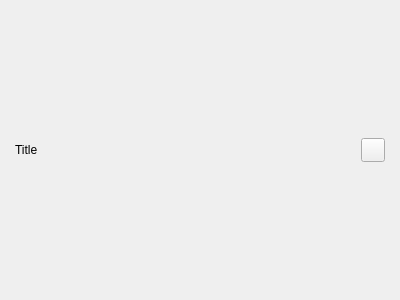
RxLaboratory/DuME, file src/UI/Blocks/uiblockwidget.ui: the form before one commit.
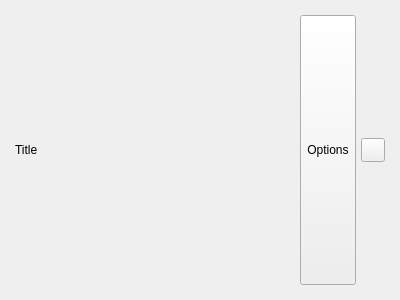
The form after the commit. Icons and pictures are not drawn.

The edit to the form file:
```diff
--- a/src/UI/Blocks/uiblockwidget.ui
+++ b/src/UI/Blocks/uiblockwidget.ui
@@ -101,6 +101,31 @@
           </property>
          </spacer>
         </item>
+        <item>
+         <widget class="QToolButton" name="presetsButton">
+          <property name="sizePolicy">
+           <sizepolicy hsizetype="Minimum" vsizetype="MinimumExpanding">
+            <horstretch>0</horstretch>
+            <verstretch>0</verstretch>
+           </sizepolicy>
+          </property>
+          <property name="minimumSize">
+           <size>
+            <width>24</width>
+            <height>24</height>
+           </size>
+          </property>
+          <property name="text">
+           <string>Options</string>
+          </property>
+          <property name="popupMode">
+           <enum>QToolButton::InstantPopup</enum>
+          </property>
+          <property name="toolButtonStyle">
+           <enum>Qt::ToolButtonFollowStyle</enum>
+          </property>
+         </widget>
+        </item>
         <item>
          <widget class="QPushButton" name="closeButton">
           <property name="maximumSize">
```
